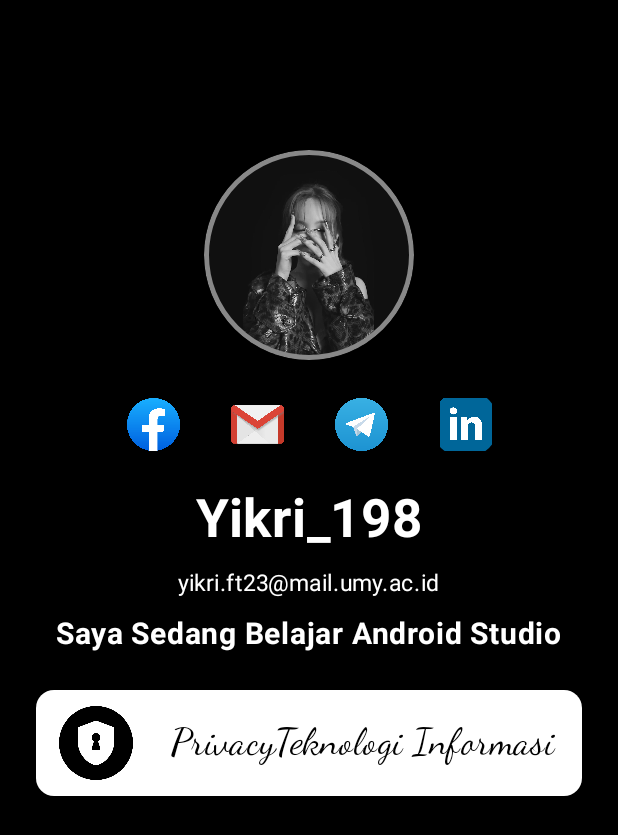
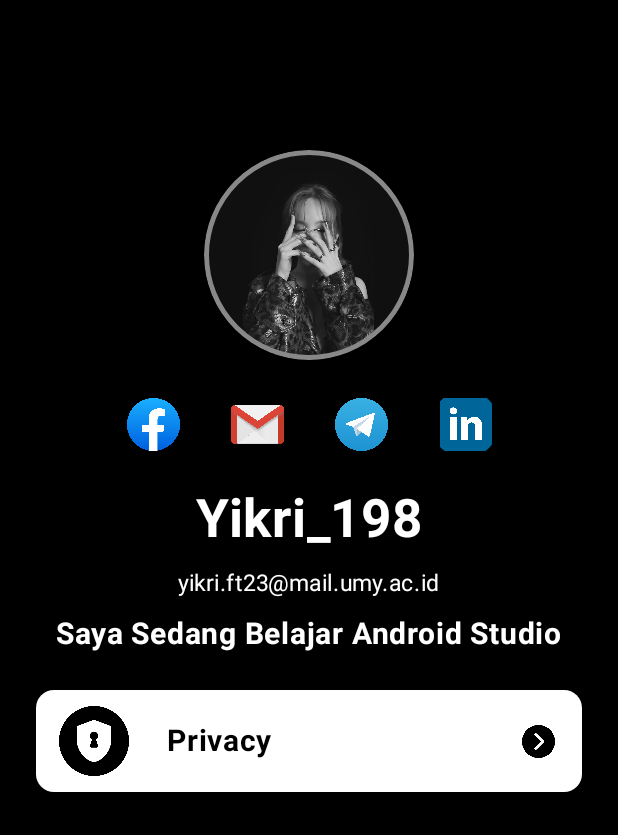
Before and after one commit to Latfiansya/QuestAdvanceLayout_198, an Android app built with Jetpack Compose: the screen it shows after launch (MainActivity), on a phone screen of 412 x 824 dp. Shown: the top 835 px of the screen. Run offline under Robolectric (Android 15) with nearby library versions, the phone set to English and light mode, and no system bars.

Commit message:
Modivikasi card pertama

```diff
--- a/app/src/main/java/com/example/activity3/ui/theme/Tugas_QuestAdvanceLayout.kt
+++ b/app/src/main/java/com/example/activity3/ui/theme/Tugas_QuestAdvanceLayout.kt
@@ -128,7 +128,7 @@ fun Profile(modifier: Modifier = Modifier) {
                             painter = gambar,
                             contentDescription = null,
                             modifier = Modifier
-                                .size(60.dp)
+                                .size(57.dp)
                                 .padding(all = 5.dp)
                         )
 
@@ -136,15 +136,8 @@ fun Profile(modifier: Modifier = Modifier) {
 
                         Text(
                             text = stringResource(id = R.string.keamanan),
-                            fontSize = 25.sp,
-                            fontFamily = FontFamily.Cursive,
-                            color = Color.Black
-                        )
-
-                        Text(
-                            text = stringResource(id = R.string.prodi),
-                            fontSize = 25.sp,
-                            fontFamily = FontFamily.Cursive,
+                            fontSize = 20.sp,
+                            fontWeight = FontWeight.Bold,
                             color = Color.Black
                         )
                     }
```
